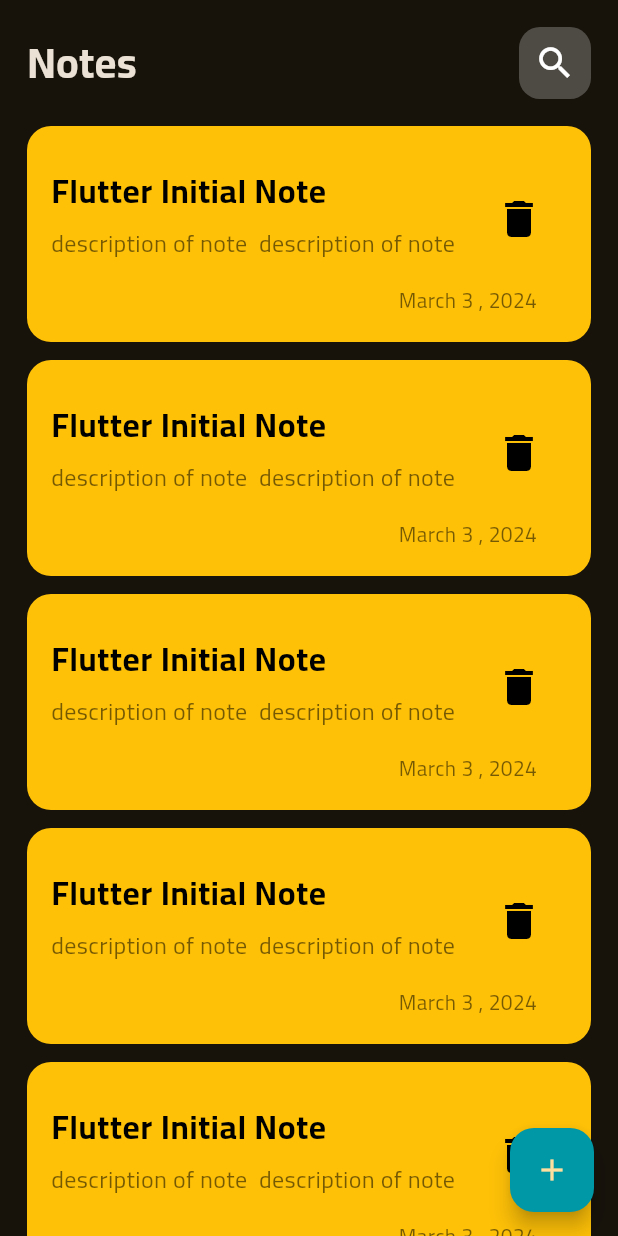
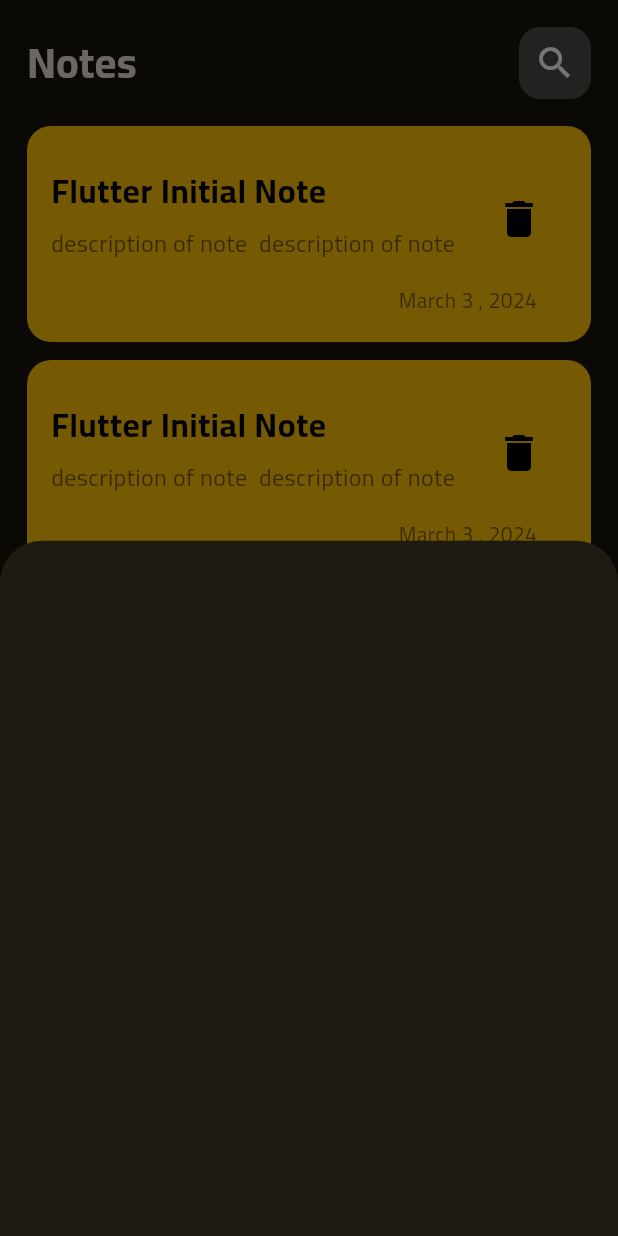
Before and after one commit to hashem2770/Notes, a Flutter app: the screen it shows after launch, after a tap on the "add" icon, on a phone screen of 412 x 824 dp. Run offline on Flutter 3.47's test engine with Material 3 defaults, Android fonts, the phone set to English and light mode, and no system bars.

Commit message:
show modal bottom sheet

```diff
--- a/lib/views/home_view/presentation/view/notes_view.dart
+++ b/lib/views/home_view/presentation/view/notes_view.dart
@@ -1,5 +1,6 @@
 import 'package:flutter/material.dart';
 
+import '../widgets/add_note_bottom_sheet.dart';
 import 'notes_view_body.dart';
 
 class NotesView extends StatelessWidget {
@@ -11,7 +12,12 @@ class NotesView extends StatelessWidget {
       body: const NotesViewBody(),
       floatingActionButton: FloatingActionButton(
         backgroundColor: Colors.cyan[700],
-        onPressed: () {},
+        onPressed: () {
+          showModalBottomSheet(
+            context: context,
+            builder: (context) => const AddNoteBottomSheet(),
+          );
+        },
         child: const Icon(Icons.add),
       ),
     );
--- a/lib/views/home_view/presentation/view/notes_view_body.dart
+++ b/lib/views/home_view/presentation/view/notes_view_body.dart
@@ -10,7 +10,7 @@ class NotesViewBody extends StatelessWidget {
   Widget build(BuildContext context) {
     return const SafeArea(
       child: Padding(
-        padding: EdgeInsets.symmetric(horizontal: 18.0),
+        padding: EdgeInsets.symmetric(horizontal: 18.0,vertical: 18),
         child: Column(
           children: [
             CustomAppBar(),
--- /dev/null
+++ b/lib/views/home_view/presentation/widgets/add_note_bottom_sheet.dart
@@ -0,0 +1,11 @@
+
+import 'package:flutter/material.dart';
+
+class AddNoteBottomSheet extends StatelessWidget {
+  const AddNoteBottomSheet({super.key});
+
+  @override
+  Widget build(BuildContext context) {
+    return Container();
+  }
+}
--- a/lib/views/home_view/presentation/widgets/app_bar.dart
+++ b/lib/views/home_view/presentation/widgets/app_bar.dart
@@ -6,7 +6,7 @@ class CustomAppBar extends StatelessWidget {
   @override
   Widget build(BuildContext context) {
     return Padding(
-      padding: const EdgeInsets.symmetric( vertical: 18),
+      padding: const EdgeInsets.only(bottom: 18),
       child: Row(
         mainAxisAlignment: MainAxisAlignment.spaceBetween,
         children: [
```
